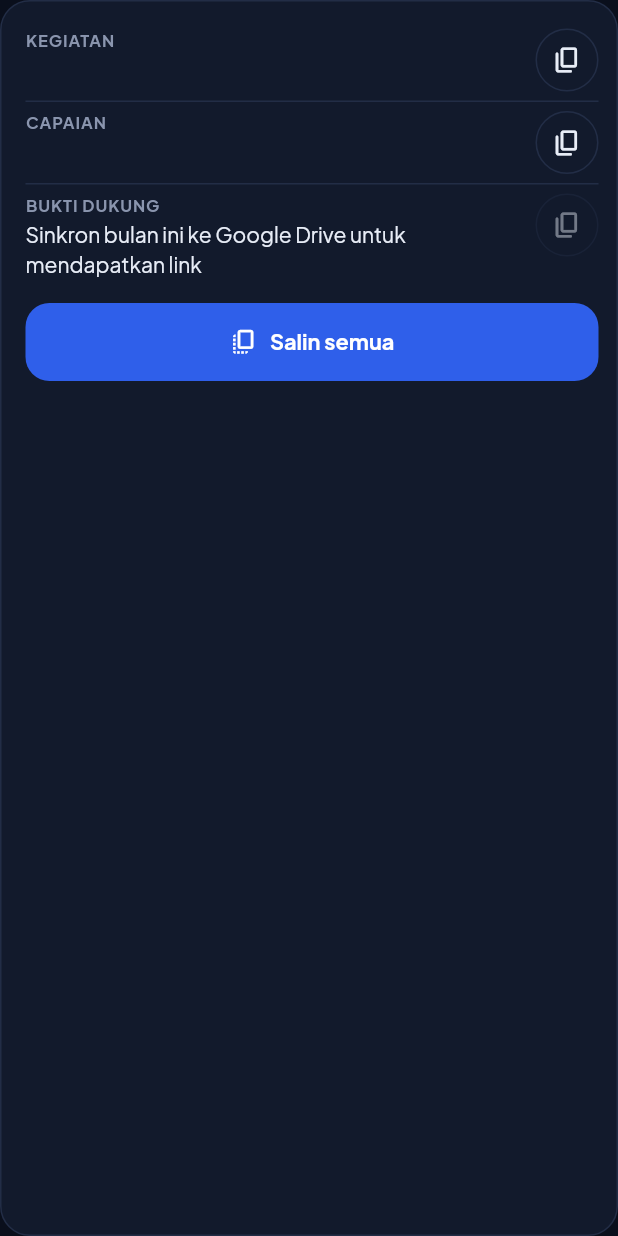
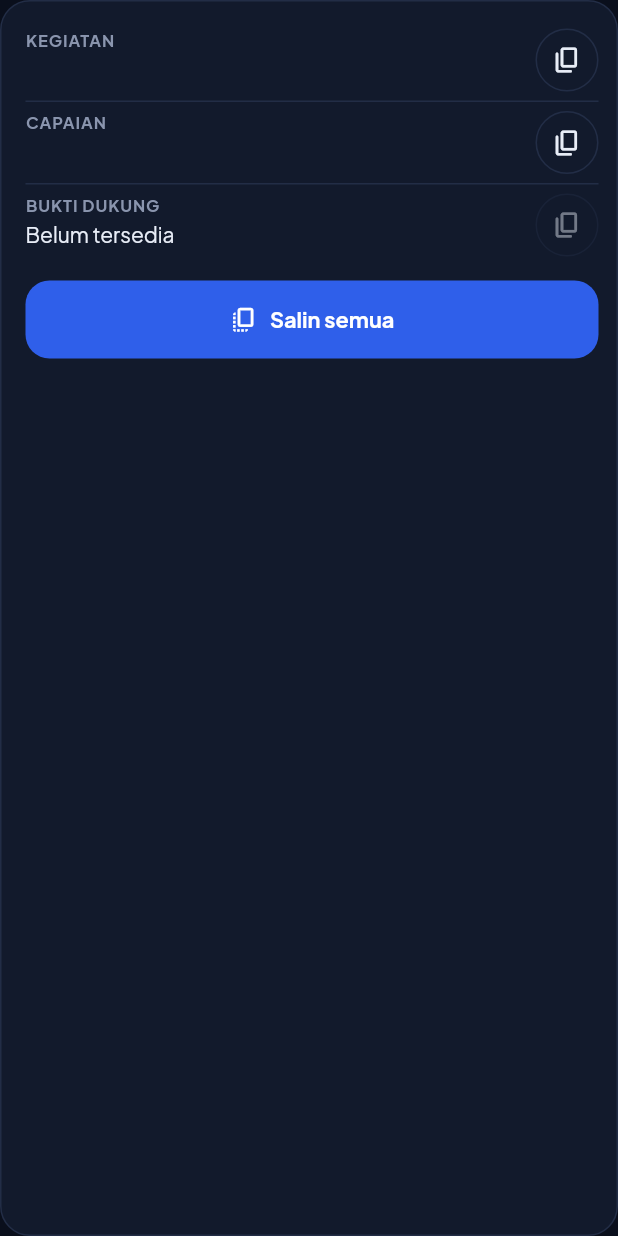
Before and after one commit to anugerahsurya/Lapor-Yuk, a Flutter app: the SkpCopyCard widget shown alone on an empty page, opened directly with empty values, on a phone screen of 412 x 824 dp. Run offline on Flutter 3.47's test engine with Material 3 defaults, Android fonts, the phone set to English and light mode, and no system bars; our stand-ins replace camera, connectivity_plus, file_picker, flutter_animate, flutter_local_notifications, flutter_riverpod and 15 more; missing offline and left inert: extension_google_sign_in_as_googleapis_auth, googleapis; accounts and stored records are empty.

Commit message:
Hide Google Drive UI until a Google client ID is configured
Profil card, onboarding point and the SKP evidence hint now follow
Env.googleReady, like the Drive sync bar already did.

Co-Authored-By: Claude Opus 5.5 <noreply@anthropic.com>

```diff
--- a/lib/ui/screens/onboarding_screen.dart
+++ b/lib/ui/screens/onboarding_screen.dart
@@ -3,6 +3,7 @@ import 'package:flutter/services.dart';
 import 'package:flutter_animate/flutter_animate.dart';
 import 'package:flutter_riverpod/flutter_riverpod.dart';
 
+import '../../core/env.dart';
 import '../../core/theme.dart';
 import '../../data/models.dart';
 import '../../services/location_service.dart';
@@ -241,7 +242,8 @@ class _Welcome extends StatelessWidget {
         ),
         point(1, Icons.photo_camera_rounded, 'Foto ber-watermark', 'Nama, waktu, lokasi, dan geotag langsung di foto'),
         point(2, Icons.picture_as_pdf_rounded, 'Rekap PDF bulanan', 'Siap ditandatangani dan dilaporkan'),
-        point(3, Icons.cloud_upload_rounded, 'Sinkron Google Drive', 'Link bukti dukung siap disalin untuk SKP'),
+        if (Env.googleReady)
+          point(3, Icons.cloud_upload_rounded, 'Sinkron Google Drive', 'Link bukti dukung siap disalin untuk SKP'),
         point(4, Icons.wifi_off_rounded, 'Bekerja tanpa internet', 'Semua data tersimpan di HP-mu'),
       ],
     );
--- a/lib/ui/screens/settings_screen.dart
+++ b/lib/ui/screens/settings_screen.dart
@@ -223,9 +223,8 @@ class _SettingsScreenState extends ConsumerState<SettingsScreen> with WidgetsBin
             ),
           ),
           const SizedBox(height: 24),
-          const SectionLabel('Google Drive'),
-          const _GoogleCard(),
-          const SizedBox(height: 24),
+          // Hidden until GOOGLE_WEB_CLIENT_ID is set in env.json.
+          if (Env.googleReady) ...[const SectionLabel('Google Drive'), const _GoogleCard(), const SizedBox(height: 24)],
           const SectionLabel('Pengingat'),
           AppCard(
             child: Column(
--- a/lib/ui/widgets/skp_copy_card.dart
+++ b/lib/ui/widgets/skp_copy_card.dart
@@ -3,6 +3,7 @@ import 'package:flutter/services.dart';
 import 'package:flutter_riverpod/flutter_riverpod.dart';
 
 import '../../core/dates.dart';
+import '../../core/env.dart';
 import '../../core/theme.dart';
 import '../../data/models.dart';
 import '../../state/providers.dart';
@@ -70,7 +71,9 @@ class SkpCopyCard extends ConsumerWidget {
           Divider(color: c.line),
           row('CAPAIAN', a.achievement, copyText: a.achievement),
           Divider(color: c.line),
-          if (monthLinks.isEmpty)
+          if (monthLinks.isEmpty && !Env.googleReady)
+            row('BUKTI DUKUNG', 'Belum tersedia')
+          else if (monthLinks.isEmpty)
             row('BUKTI DUKUNG', 'Sinkron bulan ini ke Google Drive untuk mendapatkan link')
           else
             for (final e in monthLinks.entries)
```
